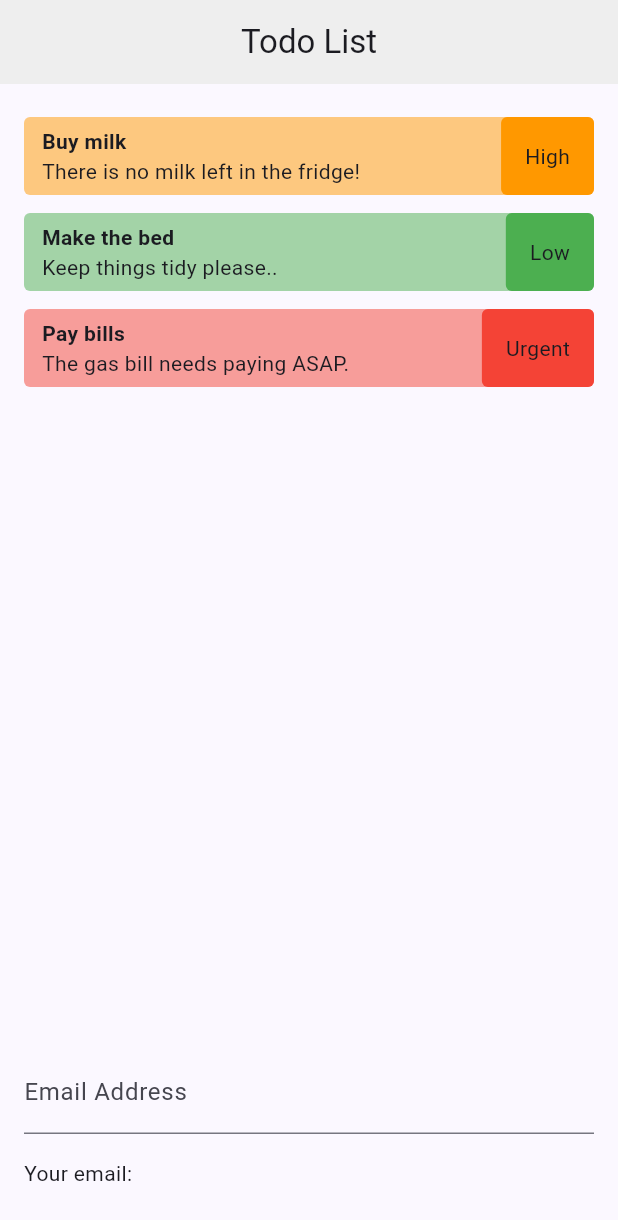
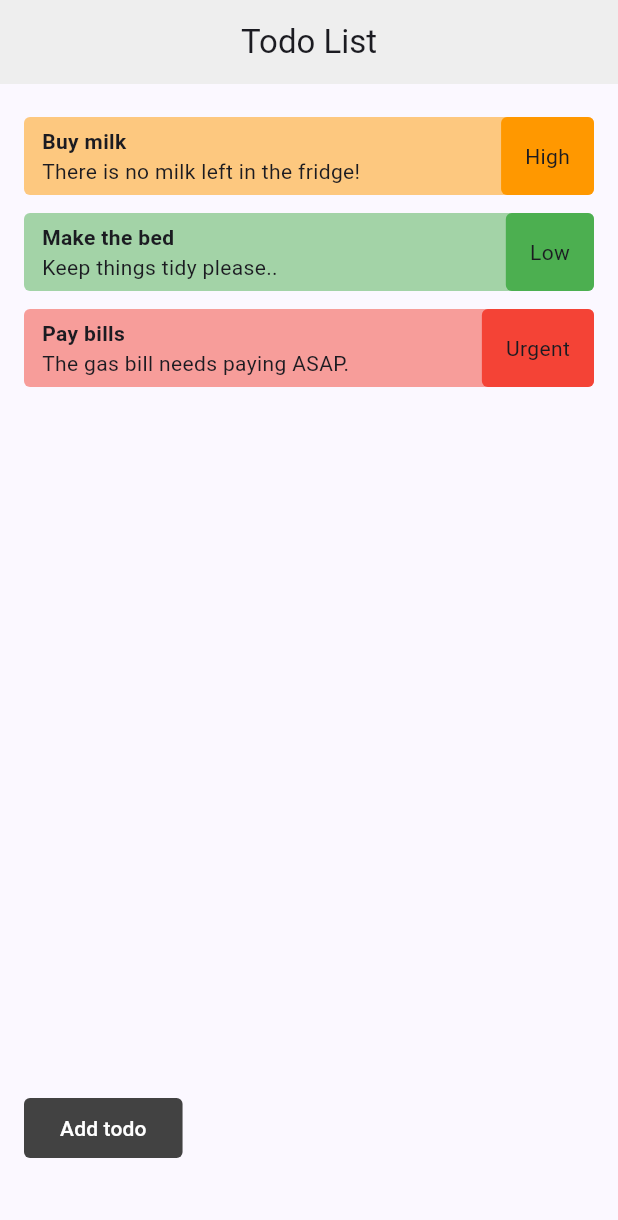
Before and after one commit to emagnu/forms_riverpod, a Flutter app: the screen it shows after launch, on a phone screen of 412 x 824 dp. Shown: the top 1220 px of the screen. Run offline on Flutter 3.47's test engine with Material 3 defaults, Android fonts, the phone set to English and light mode, and no system bars; our stand-ins replace flutter_riverpod, riverpod_annotation; generated files the repository leaves out were written again.

Commit message:
add FilledButton() and a GlobalKey

```diff
--- a/lib/src/presentation/ui/screens/home_page.dart
+++ b/lib/src/presentation/ui/screens/home_page.dart
@@ -1,23 +1,21 @@
 //  //   ///
 //  Import LIBRARIES
 import 'package:flutter/material.dart';
-import 'package:flutter_riverpod/flutter_riverpod.dart';
+// import 'package:flutter_riverpod/flutter_riverpod.dart';
 //  Import FILES
 import '../../widgets/todo_list.dart';
 //  //   ///
 
-class HomePage extends ConsumerStatefulWidget {
+class HomePage extends StatelessWidget {
   const HomePage({super.key});
 
-  @override
-  ConsumerState<HomePage> createState() => _HomePageState();
-}
-
-class _HomePageState extends ConsumerState<HomePage> {
-  String _email = '';
+  // final String _email = '';
 
   @override
   Widget build(BuildContext context) {
+    // final TextEditingController emailController = TextEditingController();
+    GlobalKey formGlobalKey = GlobalKey<FormState>();
+
     return Scaffold(
       appBar: AppBar(
         title: const Text('Todo List'),
@@ -33,18 +31,43 @@ class _HomePageState extends ConsumerState<HomePage> {
             const Expanded(child: TodoList()),
 
             //  Forms for adding new tasks - FormField()
-            TextField(
-              keyboardType: TextInputType.emailAddress,
-              decoration: const InputDecoration(label: Text('Email Address')),
-              onChanged: (value) {
-                setState(() {
-                  _email = value;
-                  debugPrint(value);
-                });
-              },
+            // TextField(
+            //   controller: emailController,
+            //   keyboardType: TextInputType.emailAddress,
+            //   decoration: const InputDecoration(label: Text('Email Address')),
+            //   // onChanged: (value) {setState(() {_email = value;debugPrint(value);});},
+            // ),
+            Form(
+              child: Column(
+                crossAxisAlignment: CrossAxisAlignment.end,
+                children: <Widget>[
+                  // decoration: const InputDecoration(labelText: 'New Task',),
+                  // Todo title
+
+                  // Tod description
+
+                  // Priority
+
+                  // Submit button
+                  const SizedBox(height: 16.0),
+                  FilledButton(
+                    key: formGlobalKey,
+                    onPressed: () {},
+                    style: FilledButton.styleFrom(
+                      backgroundColor: Colors.grey[800],
+                      shape: RoundedRectangleBorder(
+                        borderRadius: BorderRadius.circular(4.0),
+                      ),
+                    ),
+                    child: const Text('Add todo'),
+                  ),
+                ],
+              ),
             ),
             const SizedBox(height: 16.0),
-            Text('Your email: $_email'),
+            // Text('Your email: $_email'),
+            // FilledButton(onPressed: () {debugPrint('EmailController: $emailController.text.trim()');},child: const Text('Print email'),),
+
             const SizedBox(height: 16.0),
           ],
         ),
```
